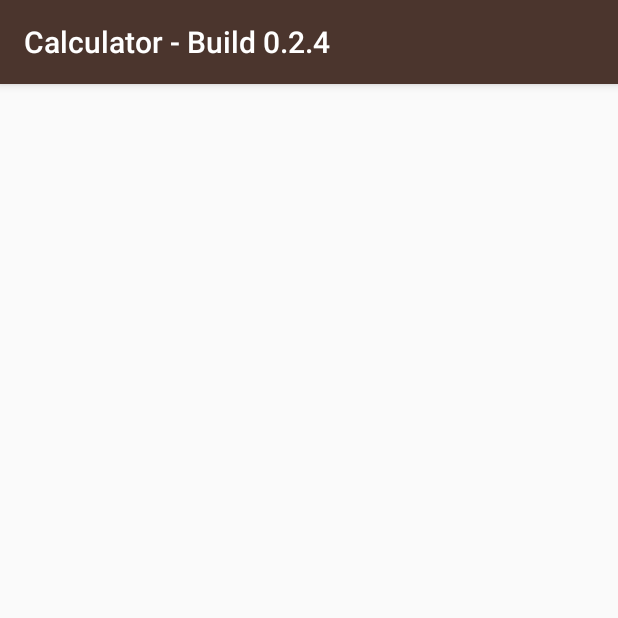
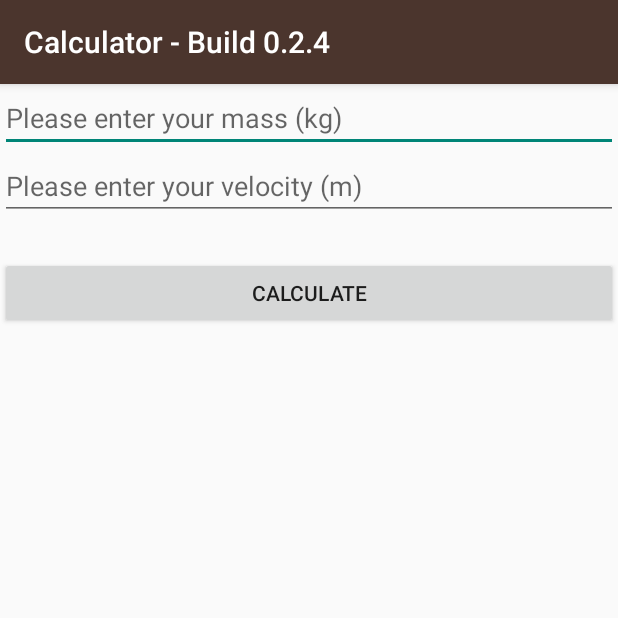
Before and after one commit to Patalayus/CalculatorApp, an Android app: the Momentum screen opened directly, with no data from a screen before it, on a phone screen of 412 x 824 dp, the top half of it. Run offline under Robolectric (Android 15) with nearby library versions, the phone set to English and light mode, and no system bars.

Commit message:
implemented functions

```diff
--- a/app/src/main/res/layout/activity_momentum.xml
+++ b/app/src/main/res/layout/activity_momentum.xml
@@ -1,9 +1,38 @@
 <?xml version="1.0" encoding="utf-8"?>
-<android.support.constraint.ConstraintLayout xmlns:android="http://schemas.android.com/apk/res/android"
+<LinearLayout xmlns:android="http://schemas.android.com/apk/res/android"
     xmlns:app="http://schemas.android.com/apk/res-auto"
     xmlns:tools="http://schemas.android.com/tools"
     android:layout_width="match_parent"
     android:layout_height="match_parent"
+    android:orientation="vertical"
     tools:context=".Momentum">
 
-</android.support.constraint.ConstraintLayout>
+    <EditText
+        android:id="@+id/editText"
+        android:layout_width="match_parent"
+        android:layout_height="wrap_content"
+        android:ems="10"
+        android:hint="Please enter your mass (kg)"
+        android:inputType="textPersonName" />
+
+    <EditText
+        android:id="@+id/editText3"
+        android:layout_width="match_parent"
+        android:layout_height="wrap_content"
+        android:ems="10"
+        android:hint="Please enter your velocity (m)"
+        android:inputType="textPersonName" />
+
+    <TextView
+        android:id="@+id/textView17"
+        android:layout_width="match_parent"
+        android:layout_height="wrap_content"
+        android:textAppearance="@android:style/TextAppearance.Material.Medium" />
+
+    <Button
+        android:id="@+id/button4"
+        android:layout_width="match_parent"
+        android:layout_height="wrap_content"
+        android:text="calculate" />
+
+</LinearLayout>
```
